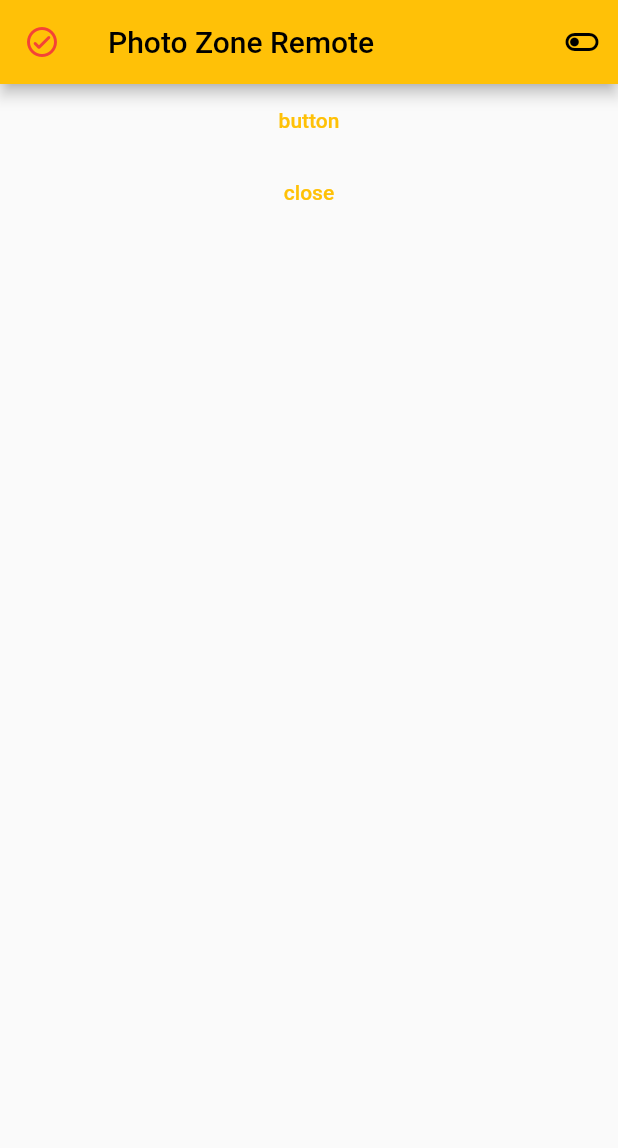
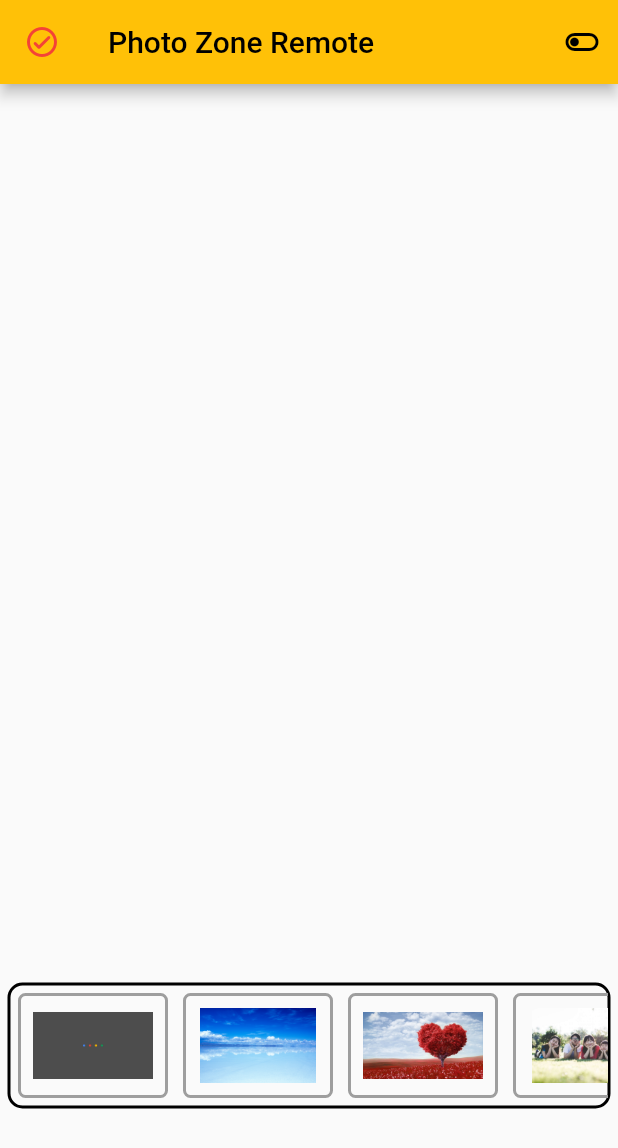
Before and after one commit to DrMelon99/photo_zone_system, a Flutter app: the screen it shows after launch, on a phone screen of 412 x 824 dp. Shown: the top 1148 px of the screen. Run offline on Flutter 3.47's test engine with Material 2 defaults, Android fonts, the light colour scheme and no system bars.

Commit message:
:sparkles: Update: Image Selector

```diff
--- a/lib/home.dart
+++ b/lib/home.dart
@@ -54,20 +54,48 @@ class _HomeState extends State<Home> {
         ],
       ),
       body: Container(
-        child: Center(
-            child: Column(
+        child: Column(
           children: [
-            TextButton(onPressed: () async {}, child: Text("button")),
-            TextButton(
-              onPressed: () {
-                setState(() {});
-              },
-              child: Text("close"),
-            )
+            Expanded(
+              child: Container(),
+            ),
+            Container(
+              margin: EdgeInsets.all(5),
+              decoration: BoxDecoration(
+                  borderRadius: BorderRadius.circular(10),
+                  border: Border.all(width: 2, color: Colors.black)),
+              child: SingleChildScrollView(
+                scrollDirection: Axis.horizontal,
+                child: Row(
+                  children: [
+                    image_button('images/init_image.jpg'),
+                    image_button('images/ocean_image.jpg'),
+                    image_button('images/couple_image.jpg'),
+                    image_button('images/family_image.jpg'),
+                  ],
+                ),
+              ),
+            ),
+            Padding(padding: EdgeInsets.only(bottom: 80))
           ],
-        )),
+        ),
       ),
     );
+  }
+
+  Widget image_button(String path) {
+    return Container(
+        width: 100,
+        height: 70,
+        margin: EdgeInsets.all(5),
+        decoration: BoxDecoration(
+            borderRadius: BorderRadius.circular(5),
+            border: Border.all(width: 2, color: Colors.grey)),
+        child: IconButton(
+            onPressed: () {
+              print(path);
+            },
+            icon: Image.asset(path)));
   }
 
   void show_snackbar(String text) {
```
